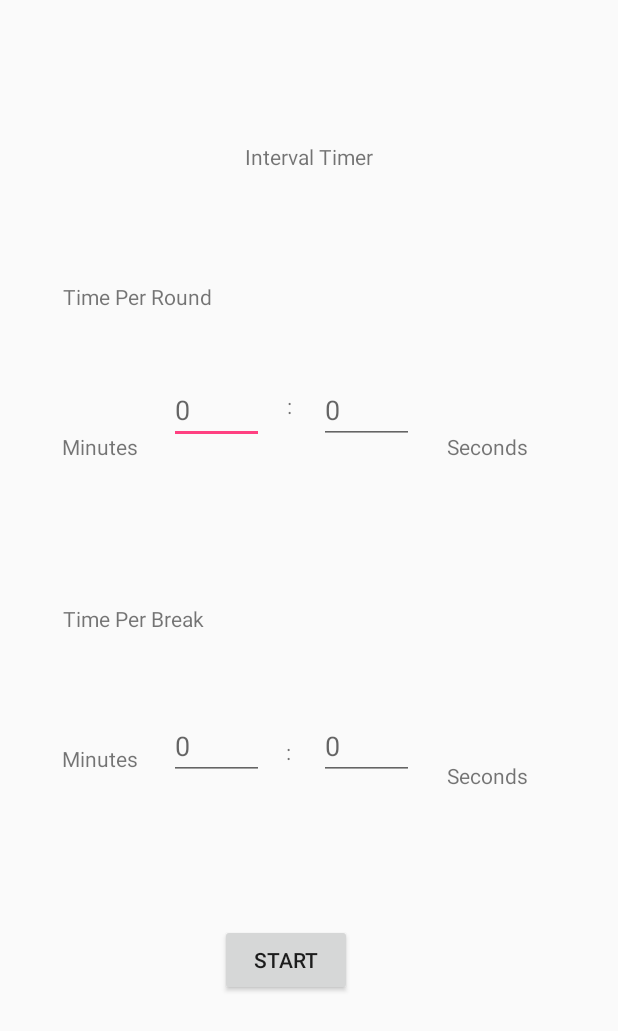
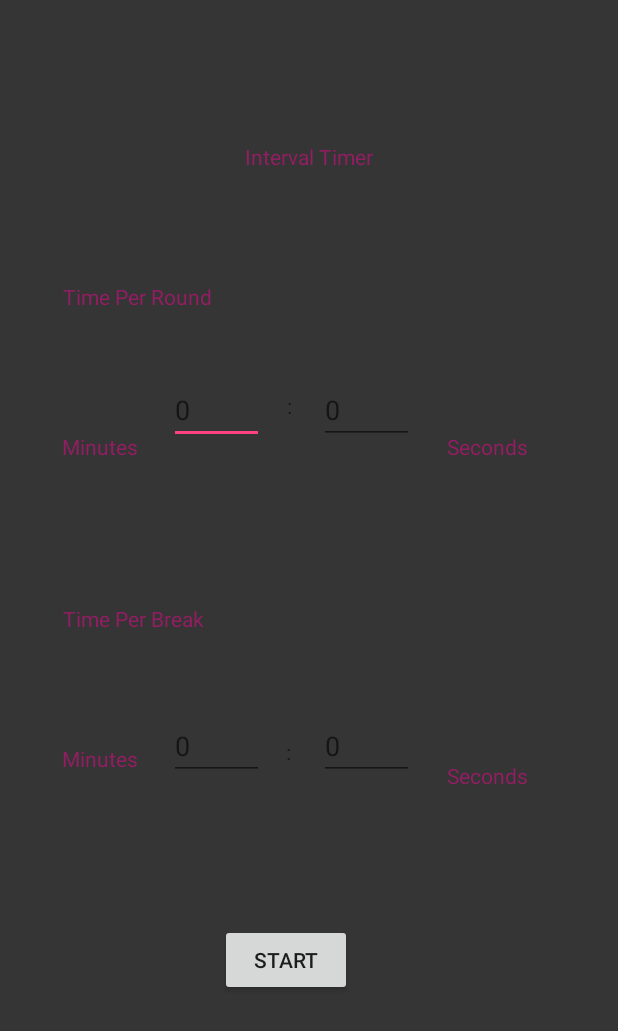
Before and after one commit to apanisales/IntervalTimer, an Android app: the screen it shows after launch (MainActivity), on a phone screen of 412 x 824 dp. Shown: the top 1031 px of the screen. Run offline under Robolectric (Android 15) with nearby library versions, the phone set to English and light mode, and no system bars.

Commit message:
Fixed Back button functionality, put in colors, increased timer text size

```diff
--- a/app/build.gradle
+++ b/app/build.gradle
@@ -1,11 +1,11 @@
 apply plugin: 'com.android.application'
 
 android {
-    compileSdkVersion 'android-P'
+    compileSdkVersion 27
     buildToolsVersion '27.0.3'
     defaultConfig {
         applicationId "com.anthonypanisales.intervaltimer"
-        minSdkVersion 26
+        minSdkVersion 15
         targetSdkVersion 27
         versionCode 1
         versionName "1.0"
--- a/app/src/main/res/layout-land/activity_main.xml
+++ b/app/src/main/res/layout-land/activity_main.xml
@@ -9,10 +9,12 @@
 
     <android.support.constraint.ConstraintLayout
         android:layout_width="match_parent"
-        android:layout_height="match_parent">
+        android:layout_height="match_parent"
+        android:background="@color/background">
 
         <TextView
             android:id="@+id/textView5"
+            android:textColor="@color/main_activity_text"
             android:layout_width="wrap_content"
             android:layout_height="wrap_content"
             android:layout_marginBottom="8dp"
@@ -29,6 +31,7 @@
 
         <TextView
             android:id="@+id/textView9"
+            android:textColor="@color/main_activity_text"
             android:layout_width="wrap_content"
             android:layout_height="wrap_content"
             android:layout_marginBottom="8dp"
@@ -45,6 +48,7 @@
 
         <TextView
             android:id="@+id/textView"
+            android:textColor="@color/main_activity_text"
             android:layout_width="wrap_content"
             android:layout_height="wrap_content"
             android:layout_marginBottom="8dp"
@@ -62,6 +66,7 @@
 
         <TextView
             android:id="@+id/textView6"
+            android:textColor="@color/main_activity_text"
             android:layout_width="wrap_content"
             android:layout_height="wrap_content"
             android:layout_marginBottom="8dp"
@@ -78,6 +83,7 @@
 
         <TextView
             android:id="@+id/textView2"
+            android:textColor="@color/main_activity_text"
             android:layout_width="wrap_content"
             android:layout_height="wrap_content"
             android:layout_marginBottom="8dp"
@@ -94,6 +100,7 @@
 
         <TextView
             android:id="@+id/textView7"
+            android:textColor="@color/main_activity_text"
             android:layout_width="wrap_content"
             android:layout_height="wrap_content"
             android:layout_marginBottom="8dp"
--- a/app/src/main/res/layout-land/breaktimer.xml
+++ b/app/src/main/res/layout-land/breaktimer.xml
@@ -12,6 +12,8 @@
 
         <TextView
             android:id="@+id/MainTimer"
+            android:textSize="@dimen/timer_font_size"
+            android:textColor="@color/breakTimerColor"
             android:layout_width="wrap_content"
             android:layout_height="wrap_content"
             android:layout_marginBottom="8dp"
--- a/app/src/main/res/layout-land/roundtimer.xml
+++ b/app/src/main/res/layout-land/roundtimer.xml
@@ -12,6 +12,8 @@
 
         <TextView
             android:id="@+id/MainTimer"
+            android:textSize="@dimen/timer_font_size"
+            android:textColor="@color/roundTimerColor"
             android:layout_width="wrap_content"
             android:layout_height="wrap_content"
             android:layout_marginBottom="8dp"
--- a/app/src/main/res/layout-port/activity_main.xml
+++ b/app/src/main/res/layout-port/activity_main.xml
@@ -9,10 +9,12 @@
 
     <android.support.constraint.ConstraintLayout
         android:layout_width="match_parent"
-        android:layout_height="match_parent">
+        android:layout_height="match_parent"
+        android:background="@color/background">
 
         <TextView
             android:id="@+id/textView5"
+            android:textColor="@color/main_activity_text"
             android:layout_width="wrap_content"
             android:layout_height="wrap_content"
             android:layout_marginBottom="8dp"
@@ -29,6 +31,7 @@
 
         <TextView
             android:id="@+id/textView9"
+            android:textColor="@color/main_activity_text"
             android:layout_width="wrap_content"
             android:layout_height="wrap_content"
             android:layout_marginBottom="8dp"
@@ -45,6 +48,7 @@
 
         <TextView
             android:id="@+id/textView"
+            android:textColor="@color/main_activity_text"
             android:layout_width="wrap_content"
             android:layout_height="wrap_content"
             android:layout_marginBottom="8dp"
@@ -60,6 +64,7 @@
 
         <TextView
             android:id="@+id/textView6"
+            android:textColor="@color/main_activity_text"
             android:layout_width="wrap_content"
             android:layout_height="wrap_content"
             android:layout_marginBottom="8dp"
@@ -76,6 +81,7 @@
 
         <TextView
             android:id="@+id/textView2"
+            android:textColor="@color/main_activity_text"
             android:layout_width="wrap_content"
             android:layout_height="wrap_content"
             android:layout_marginBottom="8dp"
@@ -92,6 +98,7 @@
 
         <TextView
             android:id="@+id/textView7"
+            android:textColor="@color/main_activity_text"
             android:layout_width="wrap_content"
             android:layout_height="wrap_content"
             android:layout_marginBottom="8dp"
@@ -212,6 +219,7 @@
 
         <TextView
             android:id="@+id/textView10"
+            android:textColor="@color/main_activity_text"
             android:layout_width="wrap_content"
             android:layout_height="wrap_content"
             android:text="Interval Timer"
--- a/app/src/main/res/layout-port/breaktimer.xml
+++ b/app/src/main/res/layout-port/breaktimer.xml
@@ -12,6 +12,8 @@
 
         <TextView
             android:id="@+id/MainTimer"
+            android:textSize="@dimen/timer_font_size"
+            android:textColor="@color/breakTimerColor"
             android:layout_width="wrap_content"
             android:layout_height="wrap_content"
             android:layout_marginBottom="8dp"
--- a/app/src/main/res/layout-port/roundtimer.xml
+++ b/app/src/main/res/layout-port/roundtimer.xml
@@ -11,6 +11,8 @@
 
         <TextView
             android:id="@+id/MainTimer"
+            android:textSize="@dimen/timer_font_size"
+            android:textColor="@color/roundTimerColor"
             android:layout_width="wrap_content"
             android:layout_height="wrap_content"
             android:layout_marginBottom="8dp"
--- a/app/src/main/res/values/colors.xml
+++ b/app/src/main/res/values/colors.xml
@@ -3,4 +3,8 @@
     <color name="colorPrimary">#3F51B5</color>
     <color name="colorPrimaryDark">#303F9F</color>
     <color name="colorAccent">#FF4081</color>
+    <color name="breakTimerColor">#FF0000</color>
+    <color name="roundTimerColor">#008000</color>
+    <color name="main_activity_text">#941d64</color>
+    <color name="background">#363535</color>
 </resources>
--- a/app/src/main/res/values/dimens.xml
+++ b/app/src/main/res/values/dimens.xml
@@ -1,3 +1,4 @@
 <resources>
     <dimen name="fab_margin">16dp</dimen>
+    <dimen name="timer_font_size">40sp</dimen>
 </resources>
```
Also changed, not shown: app/src/main/java/com/anthonypanisales/intervaltimer/BreakTimerActivity.java (+18 -12 lines), app/src/main/java/com/anthonypanisales/intervaltimer/RoundTimerActivity.java (+20 -10 lines).
